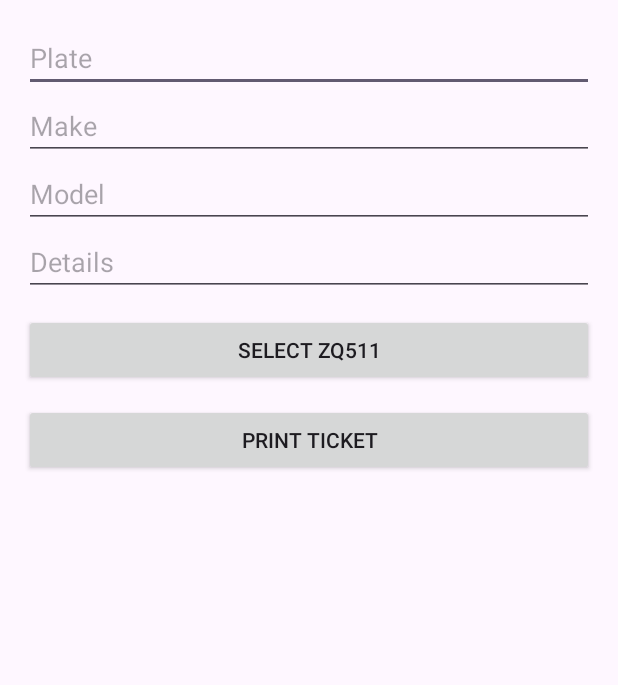
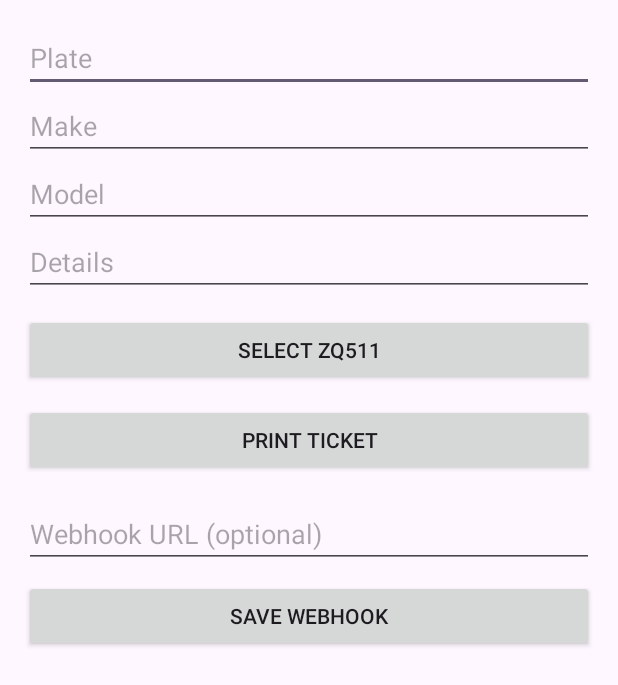
Before and after one commit to SpencerDStone/StoneParksBTPrint, an Android app: the screen it shows after launch (MainActivity), after a tap on "PRINT TICKET", on a phone screen of 412 x 824 dp. Shown: the top 685 px of the screen. Run offline under Robolectric (Android 15) with nearby library versions, the phone set to English and light mode, and no system bars.

Commit message:
Add files via upload

```diff
--- a/StoneParksBTPrint/app/build.gradle.kts
+++ b/StoneParksBTPrint/app/build.gradle.kts
@@ -11,8 +11,8 @@ android {
         applicationId = "com.stoneparks.btprint"
         minSdk = 24
         targetSdk = 34
-        versionCode = 1
-        versionName = "1.0"
+        versionCode = 2
+        versionName = "1.1"
     }
 
     buildTypes {
@@ -35,4 +35,6 @@ dependencies {
     implementation("com.google.android.material:material:1.12.0")
     implementation("androidx.activity:activity-ktx:1.9.2")
     implementation("androidx.constraintlayout:constraintlayout:2.1.4")
+    implementation("androidx.work:work-runtime-ktx:2.9.1")
+    implementation("com.squareup.okhttp3:okhttp:4.12.0")
 }
--- a/StoneParksBTPrint/app/src/main/AndroidManifest.xml
+++ b/StoneParksBTPrint/app/src/main/AndroidManifest.xml
@@ -6,10 +6,9 @@
     <uses-permission android:name="android.permission.BLUETOOTH_ADMIN" android:maxSdkVersion="30" />
     <uses-permission android:name="android.permission.BLUETOOTH_CONNECT" />
     <uses-permission android:name="android.permission.BLUETOOTH_SCAN" />
-    <uses-permission android:name="android.permission.ACCESS_FINE_LOCATION" />
 
-    <uses-feature android:name="android.hardware.bluetooth" android:required="true" />
-    <uses-feature android:name="android.hardware.bluetooth_le" android:required="false" />
+    <uses-permission android:name="android.permission.INTERNET" />
+    <uses-permission android:name="android.permission.ACCESS_NETWORK_STATE" />
 
     <application
         android:allowBackup="true"
--- a/StoneParksBTPrint/app/src/main/java/com/stoneparks/btprint/MainActivity.kt
+++ b/StoneParksBTPrint/app/src/main/java/com/stoneparks/btprint/MainActivity.kt
@@ -4,6 +4,7 @@ import android.Manifest
 import android.bluetooth.BluetoothAdapter
 import android.bluetooth.BluetoothDevice
 import android.bluetooth.BluetoothSocket
+import android.content.Context
 import android.content.pm.PackageManager
 import android.os.Build
 import android.os.Bundle
@@ -12,11 +13,13 @@ import android.widget.EditText
 import android.widget.Toast
 import androidx.activity.ComponentActivity
 import androidx.core.app.ActivityCompat
+import androidx.work.*
 import java.io.OutputStream
 import java.text.SimpleDateFormat
 import java.util.Date
 import java.util.Locale
 import java.util.UUID
+import java.util.concurrent.TimeUnit
 
 class MainActivity : ComponentActivity() {
 
@@ -32,6 +35,8 @@ class MainActivity : ComponentActivity() {
     private lateinit var etDetails: EditText
     private lateinit var btnSelect: Button
     private lateinit var btnPrint: Button
+    private lateinit var etWebhook: EditText
+    private lateinit var btnSaveWebhook: Button
 
     override fun onCreate(savedInstanceState: Bundle?) {
         super.onCreate(savedInstanceState)
@@ -43,9 +48,20 @@ class MainActivity : ComponentActivity() {
         etDetails = findViewById(R.id.etDetails)
         btnSelect = findViewById(R.id.btnSelect)
         btnPrint = findViewById(R.id.btnPrint)
+        etWebhook = findViewById(R.id.etWebhook)
+        btnSaveWebhook = findViewById(R.id.btnSaveWebhook)
 
         btAdapter = BluetoothAdapter.getDefaultAdapter()
         ensureBtPermissions()
+
+        // load saved webhook
+        etWebhook.setText(getSharedPreferences("sp", Context.MODE_PRIVATE).getString("webhook", ""))
+
+        btnSaveWebhook.setOnClickListener {
+            val url = etWebhook.text.toString().trim()
+            getSharedPreferences("sp", Context.MODE_PRIVATE).edit().putString("webhook", url).apply()
+            toast("Webhook saved")
+        }
 
         btnSelect.setOnClickListener {
             val bonded = btAdapter?.bondedDevices?.toList().orEmpty()
@@ -55,15 +71,23 @@ class MainActivity : ComponentActivity() {
         }
 
         btnPrint.setOnClickListener {
-            val label = buildCpcl(
+            val ticket = Ticket(
                 id = System.currentTimeMillis().toString().takeLast(6),
                 type = "ticket",
                 plate = etPlate.text.toString(),
                 make = etMake.text.toString(),
                 model = etModel.text.toString(),
-                details = etDetails.text.toString()
+                details = etDetails.text.toString(),
+                createdAt = SimpleDateFormat("yyyy-MM-dd HH:mm", Locale.US).format(Date())
             )
+            val label = buildCpcl(ticket)
             send(label)
+
+            // enqueue webhook if configured
+            val url = etWebhook.text.toString().trim()
+            if (url.isNotEmpty()) {
+                enqueueWebhook(url, ticket)
+            }
         }
     }
 
@@ -76,16 +100,13 @@ class MainActivity : ComponentActivity() {
             val missing = needed.any {
                 ActivityCompat.checkSelfPermission(this, it) != PackageManager.PERMISSION_GRANTED
             }
-            if (missing) {
-                ActivityCompat.requestPermissions(this, needed, 101)
-            }
+            if (missing) ActivityCompat.requestPermissions(this, needed, 101)
         }
     }
 
     private fun connect() {
         val d = device ?: return
         try { socket?.close() } catch (_: Exception) {}
-
         try {
             val s = d.createRfcommSocketToServiceRecord(SPP_UUID)
             s.connect()
@@ -107,7 +128,7 @@ class MainActivity : ComponentActivity() {
             if (out == null || socket == null || (socket?.isConnected != true)) connect()
             out?.write(data.toByteArray(Charsets.UTF_8))
             out?.flush()
-            toast("Sent ${data.length} bytes")
+            toast("Printed label")
         } catch (e: Exception) {
             toast("Send failed: ${e.message}")
             try { socket?.close() } catch (_: Exception) {}
@@ -116,32 +137,55 @@ class MainActivity : ComponentActivity() {
         }
     }
 
+    private fun enqueueWebhook(url: String, ticket: Ticket) {
+        val work = OneTimeWorkRequestBuilder<WebhookWorker>()
+            .setInputData(workDataOf(
+                "url" to url,
+                "id" to ticket.id,
+                "type" to ticket.type,
+                "plate" to ticket.plate,
+                "make" to ticket.make,
+                "model" to ticket.model,
+                "details" to ticket.details,
+                "createdAt" to ticket.createdAt
+            ))
+            .setConstraints(Constraints.Builder()
+                .setRequiredNetworkType(NetworkType.CONNECTED)
+                .build())
+            .setBackoffCriteria(BackoffPolicy.EXPONENTIAL, 15, TimeUnit.SECONDS)
+            .build()
+        WorkManager.getInstance(this).enqueue(work)
+        toast("Webhook queued")
+    }
+
     private fun toast(msg: String) = Toast.makeText(this, msg, Toast.LENGTH_SHORT).show()
 
-    private fun buildCpcl(
-        id: String,
-        type: String,
-        plate: String?,
-        make: String?,
-        model: String?,
-        details: String?
-    ): String {
-        val created = SimpleDateFormat("yyyy-MM-dd HH:mm", Locale.US).format(Date())
-        val safeDetails = (details ?: "-").replace(Regex("[\r\n]+"), " ")
+    private fun buildCpcl(t: Ticket): String {
+        val safeDetails = (t.details ?: "-").replace(Regex("[\r\n]+"), " ")
         return listOf(
             "! 0 200 200 720 1",
             "PW 600",
             "LINE 20 120 580 120 2",
             "T 0 4 20 135 School Parking",
-            "T 0 3 20 175 Ticket #$id (${type.uppercase(Locale.US)})",
-            "T 0 2 20 210 Date: $created",
-            "T 0 2 20 245 Plate: ${plate?.ifBlank { "-" } ?: "-"}",
-            "T 0 2 20 280 Make/Model: ${make?.ifBlank { "-" } ?: "-"} / ${model?.ifBlank { "-" } ?: "-"}",
+            "T 0 3 20 175 Ticket #" + t.id + " (" + t.type.uppercase(Locale.getDefault()) + ")",
+            "T 0 2 20 210 Date: " + t.createdAt,
+            "T 0 2 20 245 Plate: " + (t.plate.ifBlank { "-" }),
+            "T 0 2 20 280 Make/Model: " + (t.make.ifBlank { "-" }) + " / " + (t.model.ifBlank { "-" }),
             "T 0 2 20 315 Details:",
-            "T 0 2 20 350 $safeDetails",
+            "T 0 2 20 350 " + safeDetails,
             "LINE 20 390 580 390 2",
             "T 0 2 20 680 Keep this ticket for your records.",
             "PRINT\n"
         ).joinToString("\n")
     }
 }
+
+data class Ticket(
+    val id: String,
+    val type: String,
+    val plate: String,
+    val make: String,
+    val model: String,
+    val details: String,
+    val createdAt: String
+)
--- a/StoneParksBTPrint/app/src/main/res/layout/activity_main.xml
+++ b/StoneParksBTPrint/app/src/main/res/layout/activity_main.xml
@@ -45,5 +45,20 @@
         android:layout_width="match_parent"
         android:layout_height="wrap_content"
         android:layout_marginTop="12dp" />
+
+    <EditText
+        android:id="@+id/etWebhook"
+        android:hint="@string/webhook_hint"
+        android:inputType="textUri"
+        android:layout_width="match_parent"
+        android:layout_height="wrap_content"
+        android:layout_marginTop="16dp" />
+
+    <Button
+        android:id="@+id/btnSaveWebhook"
+        android:text="Save Webhook"
+        android:layout_width="match_parent"
+        android:layout_height="wrap_content"
+        android:layout_marginTop="8dp" />
 </LinearLayout>
 </ScrollView>
--- a/StoneParksBTPrint/app/src/main/res/values/strings.xml
+++ b/StoneParksBTPrint/app/src/main/res/values/strings.xml
@@ -2,4 +2,5 @@
     <string name="app_name">StoneParks BT Print</string>
     <string name="select_printer">Select ZQ511</string>
     <string name="print_ticket">Print Ticket</string>
+    <string name="webhook_hint">Webhook URL (optional)</string>
 </resources>
```
Also changed, not shown: StoneParksBTPrint/app/src/main/java/com/stoneparks/btprint/WebhookWorker.kt (added, +40 -0 lines), StoneParksBTPrint/settings.gradle.kts (+2 -9 lines), 2 other files.
